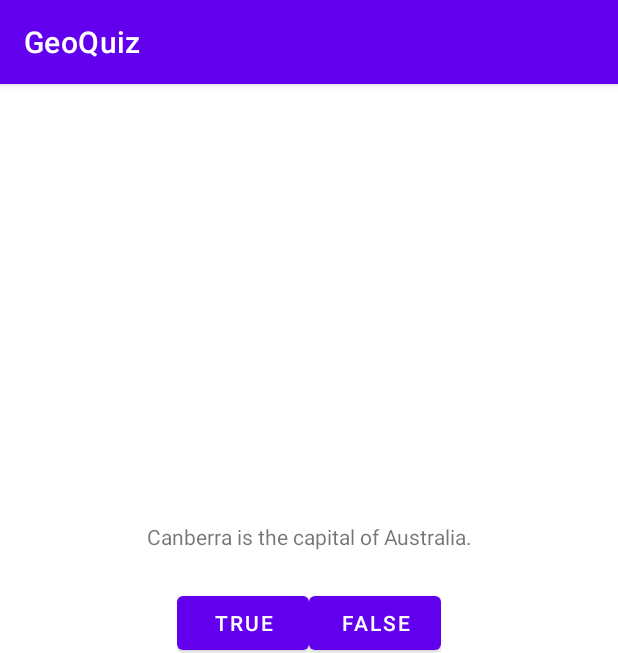
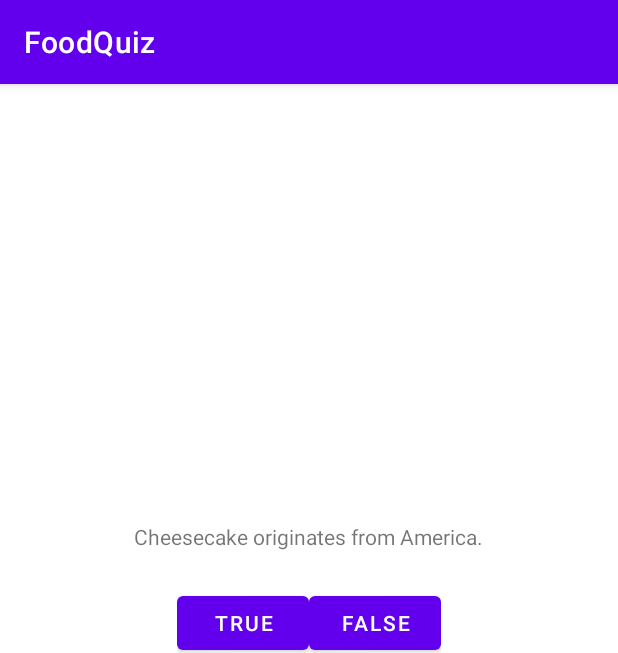
Before and after one commit to a-zhongg/GeoQuiz, an Android app: the screen it shows after launch (MainActivity), on a phone screen of 412 x 824 dp. Shown: the top 653 px of the screen. Run offline under Robolectric (Android 15) with nearby library versions, the phone set to English and light mode, and no system bars.

Commit message:
Updated quiz questions

```diff
--- a/app/src/main/java/com/bignerdranch/android/geoquiz/Question.kt
+++ b/app/src/main/java/com/bignerdranch/android/geoquiz/Question.kt
@@ -2,4 +2,4 @@ package com.bignerdranch.android.geoquiz
 
 import androidx.annotation.StringRes
 
-data class Question(@StringRes val textResId: Int, val answer: Boolean)
+data class Question(@StringRes val textResId: Int, val answer: Boolean, var answered: Boolean = false)
--- a/app/src/main/java/com/bignerdranch/android/geoquiz/QuizViewModel.kt
+++ b/app/src/main/java/com/bignerdranch/android/geoquiz/QuizViewModel.kt
@@ -10,12 +10,12 @@ class QuizViewModel : ViewModel() {
     var isCheater = false
 
     private val questionBank = listOf(
-        Question(R.string.question_australia, true),
-        Question(R.string.question_oceans, true),
-        Question(R.string.question_mideast, false),
-        Question(R.string.question_africa, false),
-        Question(R.string.question_americas, true),
-        Question(R.string.question_asia, true))
+        Question(R.string.question_cheesecake, false),
+        Question(R.string.question_pizza, true),
+        Question(R.string.question_salad, false),
+        Question(R.string.question_fries, true),
+        Question(R.string.question_peanutbutter, true),
+        Question(R.string.question_fish, false))
 
     val currentQuestionAnswer:Boolean
         get() = questionBank[currentIndex].answer
--- a/app/src/main/res/values/strings.xml
+++ b/app/src/main/res/values/strings.xml
@@ -1,15 +1,11 @@
 <resources>
-    <string name="app_name">GeoQuiz</string>
-    <string name="question_australia">Canberra is the capital of Australia.</string>
-    <string name="question_oceans">The Pacific Ocean is larger than
- the Atlantic Ocean.</string>
-    <string name="question_mideast">The Suez Canal connects the Red Sea
- and the Indian Ocean.</string>
-    <string name="question_africa">The source of the Nile River is in Egypt.</string>
-    <string name="question_americas">The Amazon River is the longest river
- in the Americas.</string>
-    <string name="question_asia">Lake Baikal is the world\'s oldest and deepest
- freshwater lake.</string>
+    <string name="app_name">FoodQuiz</string>
+    <string name="question_cheesecake">Cheesecake originates from America.</string>
+    <string name="question_pizza">Pizza originates from Italy.</string>
+    <string name="question_salad">Caesar salad originates from Greece.</string>
+    <string name="question_fries">French fries originate from Belgium.</string>
+    <string name="question_peanutbutter">Peanut Butter originates from America.</string>
+    <string name="question_fish">Fish and chips originates from China.</string>
     <string name="true_button">True</string>
     <string name="false_button">False</string>
     <string name="next_button">Next</string>
```
